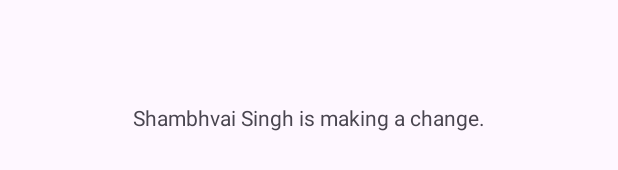
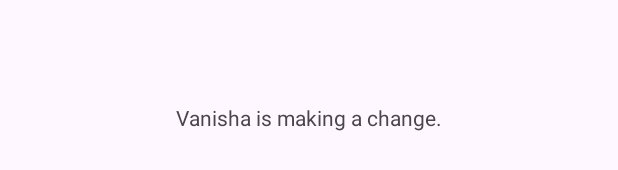
Before and after one commit to Radhikaag2006/CarboMetric-Algoverse, an Android app: the layout activity_main.xml on its own in the app's theme, with its tools: preview values and no code run, on a phone screen of 412 x 824 dp. Shown: the part 501-671 px from the top of the screen. Run offline under Robolectric (Android 15) with nearby library versions, the phone set to English and light mode, and no system bars.

Commit message:
vanisha's commit

```diff
--- a/app/src/main/res/layout/activity_main.xml
+++ b/app/src/main/res/layout/activity_main.xml
@@ -10,7 +10,7 @@
     <TextView
         android:layout_width="wrap_content"
         android:layout_height="wrap_content"
-        android:text="Shambhvai Singh is making a change."
+        android:text="Vanisha is making a change."
         app:layout_constraintBottom_toBottomOf="parent"
         app:layout_constraintEnd_toEndOf="parent"
         app:layout_constraintStart_toStartOf="parent"
--- a/gradle/libs.versions.toml
+++ b/gradle/libs.versions.toml
@@ -1,5 +1,5 @@
 [versions]
-agp = "8.9.1"
+agp = "8.8.0"
 kotlin = "1.9.24"
 coreKtx = "1.16.0"
 junit = "4.13.2"
```
